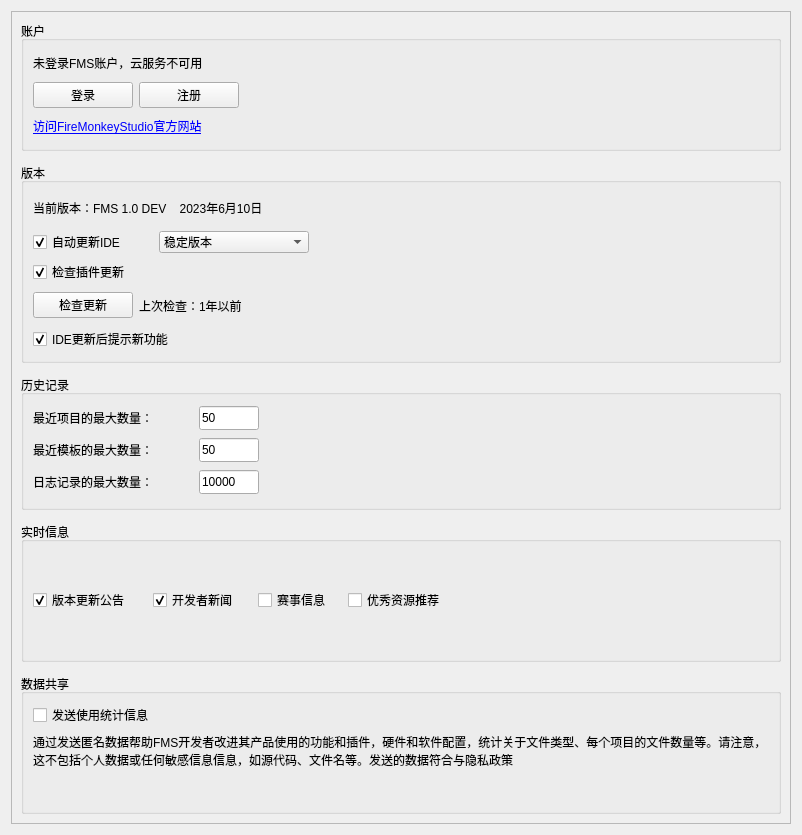
chineselixi/FireMonkeyStudio, file IDE/Window/settingWindow/Form_settings_Basic.ui: the form before one commit.
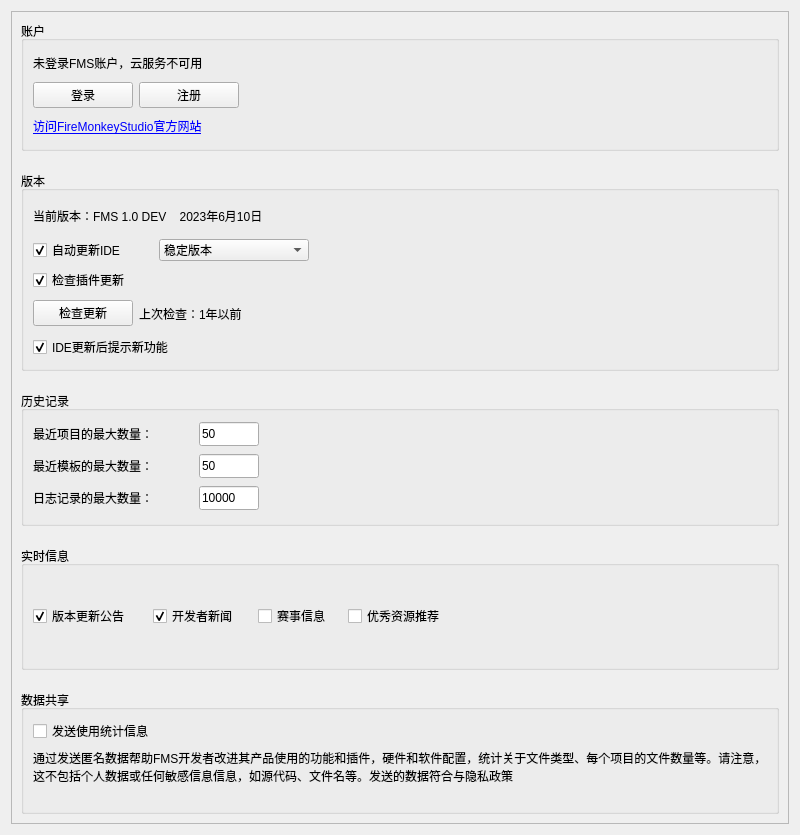
The form after the commit.

What changed in the file:
```diff
--- a/IDE/Window/settingWindow/Form_settings_Basic.ui
+++ b/IDE/Window/settingWindow/Form_settings_Basic.ui
@@ -6,7 +6,7 @@
    <rect>
     <x>0</x>
     <y>0</y>
-    <width>802</width>
+    <width>800</width>
     <height>835</height>
    </rect>
   </property>
@@ -24,13 +24,13 @@
        <rect>
         <x>0</x>
         <y>0</y>
-        <width>778</width>
+        <width>776</width>
         <height>811</height>
        </rect>
       </property>
       <layout class="QVBoxLayout" name="verticalLayout_5">
        <property name="spacing">
-        <number>12</number>
+        <number>20</number>
        </property>
        <item>
         <widget class="QGroupBox" name="groupBox_2">
```
